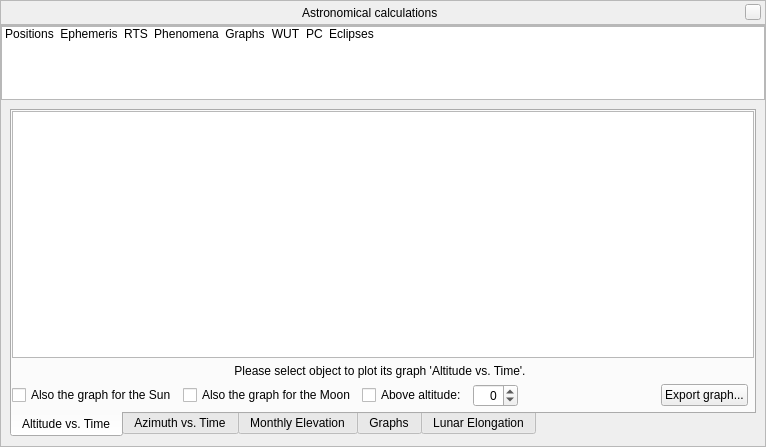
Qt form src/gui/astroCalcDialog.ui (Stellarium/stellarium) before a commit.
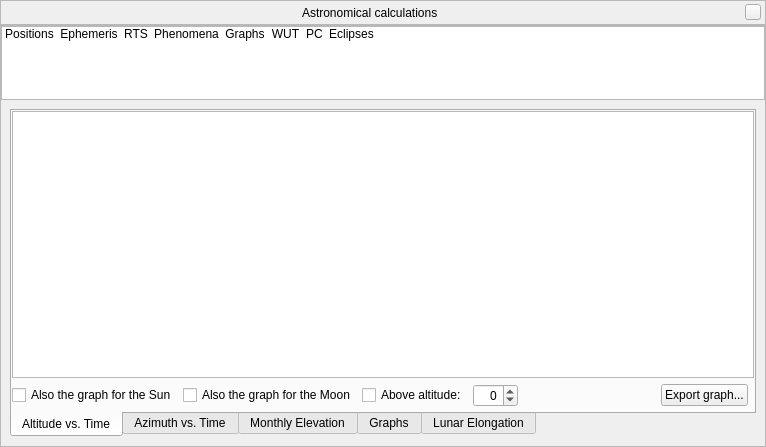
The same form after that commit. The open tabs and pages were chosen to show the change. Icons and pictures are not drawn. Custom widgets are drawn as their Qt base class.

Commit message: Further consolidation - remove unneeded GUI labels - minor restructuring - cleanup

Diff of the .ui file:
```diff
--- a/src/gui/astroCalcDialog.ui
+++ b/src/gui/astroCalcDialog.ui
@@ -1458,31 +1458,6 @@
                <number>4</number>
               </property>
               <item row="1" column="0">
-               <widget class="QLabel" name="altVsTimeLabel">
-                <property name="sizePolicy">
-                 <sizepolicy hsizetype="Preferred" vsizetype="Minimum">
-                  <horstretch>0</horstretch>
-                  <verstretch>0</verstretch>
-                 </sizepolicy>
-                </property>
-                <property name="maximumSize">
-                 <size>
-                  <width>16777215</width>
-                  <height>30</height>
-                 </size>
-                </property>
-                <property name="text">
-                 <string>Please select object to plot its graph 'Altitude vs. Time'.</string>
-                </property>
-                <property name="alignment">
-                 <set>Qt::AlignCenter</set>
-                </property>
-                <property name="wordWrap">
-                 <bool>true</bool>
-                </property>
-               </widget>
-              </item>
-              <item row="2" column="0">
                <layout class="QHBoxLayout" name="horizontalLayout_14">
                 <item>
                  <widget class="QCheckBox" name="sunAltitudeCheckBox">
```
Left out of the diff: 16 changed lines with no effect on the pictures. The commit also changes 1 other file.
